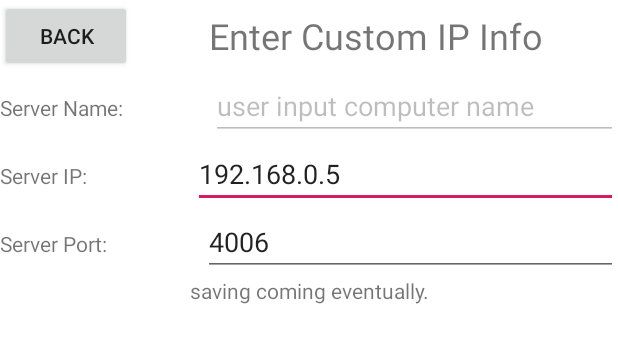
After one commit to Kapcode/Kapcode-Network-Communication, an Android app: the layout custom_ip_layout.xml on its own in the app's theme, with its tools: preview values and no code run, on a phone screen of 412 x 824 dp. The commit adds this screen. Shown: the top 343 px of the screen. Run offline under Robolectric (Android 15) with nearby library versions, the phone set to English and light mode, and no system bars.

Commit message:
added ability to enter custom ip and port for wifi connection.

```diff
--- a/app/src/main/java/com/gmail/eatlinux/kapcodenetworkcommunication/MainActivity.java
+++ b/app/src/main/java/com/gmail/eatlinux/kapcodenetworkcommunication/MainActivity.java
@@ -10,6 +10,7 @@ import android.os.Bundle;
 import android.os.Handler;
 import android.text.format.Formatter;
 import android.view.View;
+import android.widget.EditText;
 import android.widget.RadioButton;
 import android.widget.RadioGroup;
 
@@ -22,10 +23,12 @@ public class MainActivity extends AppCompatActivity {
     MyWifiEventHandler eventHandler;
     static Thread startScannerThread;
     static WifiClient wifiClient = null;
+    View customIP_Include;
     @Override
     protected void onCreate(Bundle savedInstanceState) {
         super.onCreate(savedInstanceState);
         setContentView(R.layout.activity_main);
+        if(customIP_Include==null)customIP_Include = findViewById(R.id.custom_ip_include);
         //create event handler if null
          if(eventHandler==null)eventHandler= new MyWifiEventHandler((RadioGroup)findViewById(R.id.server_list_radiogroup),handler);
     }
@@ -35,11 +38,8 @@ public class MainActivity extends AppCompatActivity {
         //new Thread // don't block UI thread. (Scanner process blocks.)
         ConnectivityManager connManager = (ConnectivityManager) getSystemService(CONNECTIVITY_SERVICE);
         NetworkInfo wifi = connManager.getNetworkInfo(ConnectivityManager.TYPE_WIFI);
-        NetworkInfo ethernet = connManager .getNetworkInfo(ConnectivityManager.TYPE_ETHERNET);
-
-        if (wifi.isConnected() || ethernet.isConnected()) {
+        if (wifi.isConnected()) {
             // If Wi-Fi connected
-
             WifiManager wm = (WifiManager) getApplicationContext().getSystemService(WIFI_SERVICE);
             final String ip = Formatter.formatIpAddress(wm.getConnectionInfo().getIpAddress());
             startScannerThread = new Thread((new Runnable() {
@@ -98,6 +98,31 @@ public class MainActivity extends AppCompatActivity {
         RadioButton rb = findViewById(((RadioGroup)findViewById(R.id.server_list_radiogroup)).getCheckedRadioButtonId());
         if(rb == findViewById(R.id.custom_ip_radio_button)){
             //todo make ui appear for entering ip:port...
+
+
+            if(customIP_Include.getVisibility() == View.VISIBLE){
+                //try to connect with user input
+                String name = ((EditText)findViewById(R.id.user_input_server_name)).getText().toString();
+                String ip = ((EditText)findViewById(R.id.user_input_server_ip)).getText().toString();
+                String port = ((EditText)findViewById(R.id.user_input_server_port)).getText().toString();
+                if(name!=null &! name.isEmpty() & ip!=null &! ip.isEmpty() & port!=null &! port.isEmpty()){
+                    //try to connect
+                    if(wifiClient==null){
+                        //pause scanner
+                        WifiScanner.paused.set(true);
+                        //todo use application name from strings.xml
+                        wifiClient = new WifiClient(ip,Integer.parseInt(port),3000,android.os.Build.MODEL,getResources().getString(R.string.app_name),false,eventHandler);
+                    }else{
+                        toggleCustomIP_Include(null);
+                    }
+                }
+
+            }else{
+                toggleCustomIP_Include(null);
+            }
+
+
+
         }else if(rb == findViewById(R.id.usb_radio_button)){
             //todo make usb information appear
         }else if(rb.getText().toString().contains(":"+port)){
@@ -112,9 +137,18 @@ public class MainActivity extends AppCompatActivity {
                 //pause scanner
                 WifiScanner.paused.set(true);
                 //todo use application name from strings.xml
-                wifiClient = new WifiClient(ip,port,3000,android.os.Build.MODEL,"demo",false,eventHandler);
+                wifiClient = new WifiClient(ip,port,3000,android.os.Build.MODEL,getResources().getString(R.string.app_name),false,eventHandler);
             }
 
+        }
+    }
+
+
+    public void toggleCustomIP_Include(View view){
+        if(customIP_Include.getVisibility() == View.VISIBLE){
+            customIP_Include.setVisibility(View.GONE);
+        }else{
+            customIP_Include.setVisibility(View.VISIBLE);
         }
     }
 
--- a/app/src/main/java/com/gmail/eatlinux/kapcodenetworkcommunication/MyWifiEventHandler.java
+++ b/app/src/main/java/com/gmail/eatlinux/kapcodenetworkcommunication/MyWifiEventHandler.java
@@ -66,6 +66,7 @@ public class MyWifiEventHandler extends WifiEventHandler {
 
     @Override
     public void clientHandshakeSuccessful(WifiClient client){
+        super.clientHandshakeSuccessful(client);
         if(!client.ping){
             //go to ConnectedActivity
             Intent myIntent = new Intent(serverListRadioGroup.getContext(), ConnectedActivity.class);
--- a/app/src/main/res/layout/activity_main.xml
+++ b/app/src/main/res/layout/activity_main.xml
@@ -7,6 +7,7 @@
     tools:context=".MainActivity" >
 
     <include
+        android:id="@+id/server_list_include"
         layout="@layout/sever_list_layout"
         android:layout_width="match_parent"
         android:layout_height="wrap_content"
@@ -21,4 +22,11 @@
         android:minHeight="65dp"
         android:onClick="connectButtonOnClick"
         android:text="@string/connect_button_title" />
+
+    <include
+        android:id="@+id/custom_ip_include"
+        layout="@layout/custom_ip_layout"
+        android:layout_width="match_parent"
+        android:layout_height="wrap_content"
+        android:visibility="gone" />
 </RelativeLayout>
--- /dev/null
+++ b/app/src/main/res/layout/custom_ip_layout.xml
@@ -0,0 +1,106 @@
+<?xml version="1.0" encoding="utf-8"?>
+<LinearLayout xmlns:android="http://schemas.android.com/apk/res/android"
+    android:layout_width="match_parent"
+    android:layout_height="match_parent"
+    android:background="#FFFFFF"
+    android:orientation="vertical">
+
+    <LinearLayout
+        android:layout_width="match_parent"
+        android:layout_height="wrap_content"
+        android:orientation="horizontal">
+
+        <Button
+            android:id="@+id/button4"
+            android:layout_width="wrap_content"
+            android:layout_height="wrap_content"
+            android:layout_weight="0"
+            android:onClick="toggleCustomIP_Include"
+            android:text="BACK" />
+
+        <TextView
+            android:id="@+id/custom_ip_title"
+            android:layout_width="match_parent"
+            android:layout_height="match_parent"
+            android:gravity="center"
+            android:text="Enter Custom IP Info"
+            android:textSize="24sp" />
+
+    </LinearLayout>
+
+    <LinearLayout
+        android:layout_width="match_parent"
+        android:layout_height="wrap_content"
+        android:orientation="horizontal">
+
+        <TextView
+            android:id="@+id/textView3"
+            android:layout_width="wrap_content"
+            android:layout_height="wrap_content"
+            android:layout_weight="1"
+            android:text="Server Name:" />
+
+        <EditText
+            android:id="@+id/user_input_server_name"
+            android:layout_width="wrap_content"
+            android:layout_height="wrap_content"
+            android:layout_weight="1"
+            android:ems="10"
+            android:enabled="false"
+            android:inputType="textPersonName"
+            android:text="user input computer name" />
+    </LinearLayout>
+
+    <LinearLayout
+        android:layout_width="match_parent"
+        android:layout_height="wrap_content"
+        android:orientation="horizontal">
+
+        <TextView
+            android:id="@+id/textView4"
+            android:layout_width="wrap_content"
+            android:layout_height="wrap_content"
+            android:layout_weight="1"
+            android:text="Server IP:" />
+
+        <EditText
+            android:id="@+id/user_input_server_ip"
+            android:layout_width="wrap_content"
+            android:layout_height="wrap_content"
+            android:layout_weight="1"
+            android:ems="10"
+            android:inputType="numberSigned"
+            android:text="192.168.0.5" />
+
+    </LinearLayout>
+
+    <LinearLayout
+        android:layout_width="match_parent"
+        android:layout_height="wrap_content"
+        android:orientation="horizontal">
+
+        <TextView
+            android:id="@+id/textView5"
+            android:layout_width="wrap_content"
+            android:layout_height="wrap_content"
+            android:layout_weight="1"
+            android:text="Server Port:" />
+
+        <EditText
+            android:id="@+id/user_input_server_port"
+            android:layout_width="wrap_content"
+            android:layout_height="wrap_content"
+            android:layout_weight="1"
+            android:ems="10"
+            android:inputType="number"
+            android:text="@string/port" />
+    </LinearLayout>
+
+    <TextView
+        android:id="@+id/textView7"
+        android:layout_width="match_parent"
+        android:layout_height="wrap_content"
+        android:gravity="center"
+        android:text="saving coming eventually." />
+
+</LinearLayout>
--- a/app/src/main/res/values/strings.xml
+++ b/app/src/main/res/values/strings.xml
@@ -4,4 +4,5 @@
     <string name="usb_radio_button">USB (Connect usb cable)</string>
     <string name="server_list_layout_title">Server List</string>
     <string name="connect_button_title">Connect</string>
+    <string name="port">4006</string>
 </resources>
```
